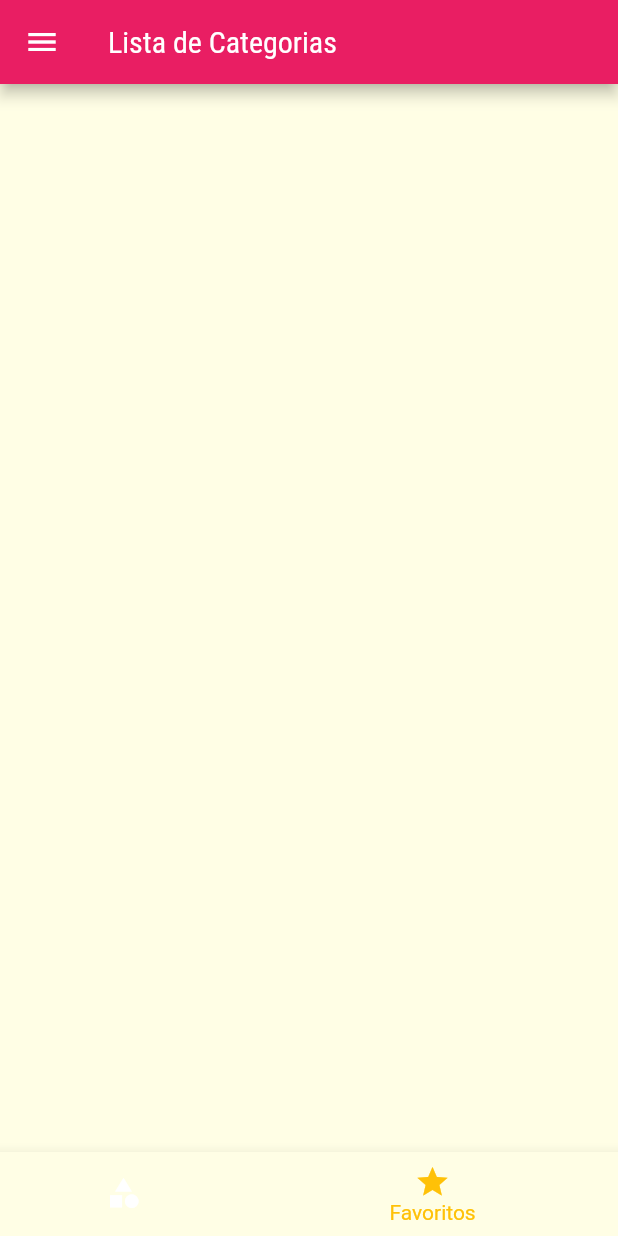
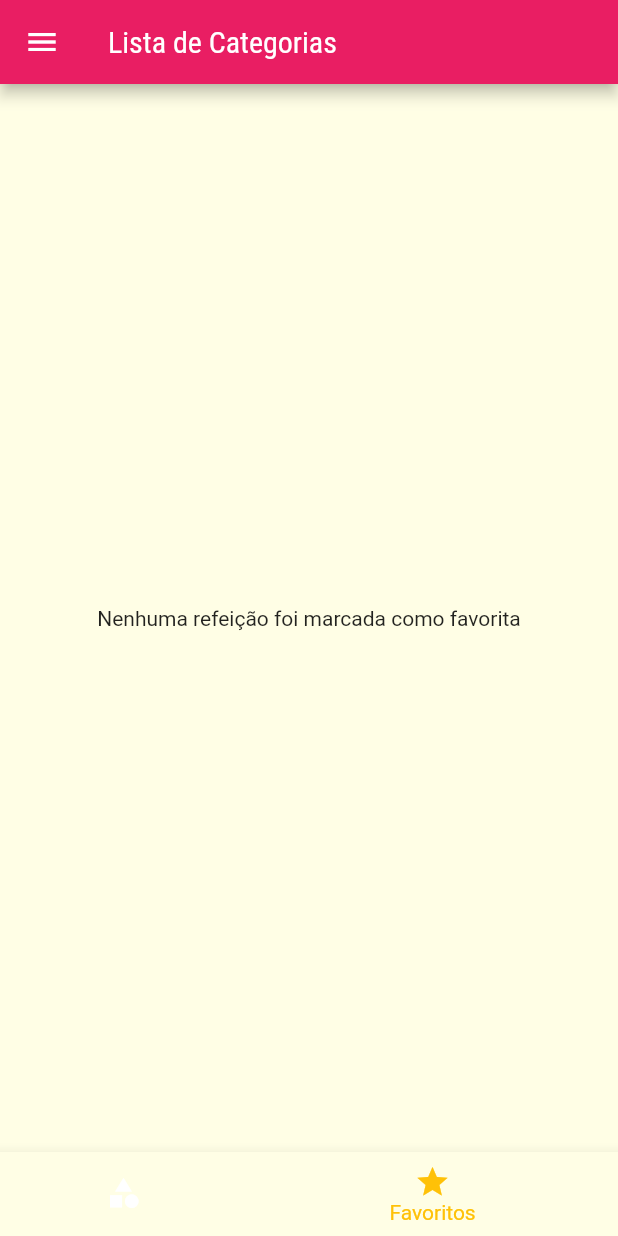
Before and after one commit to 2Wesley2/MealsApp, a Flutter app: the screen it shows after launch, item 2 of the bottom bar chosen, on a phone screen of 412 x 824 dp. Run offline on Flutter 3.47's test engine with Material 2 defaults, Android fonts, the phone set to English and light mode, and no system bars.

Commit message:
Cria-se uma variável que contém uma lista vazia no estado global e um método que altera os valores dessa lista usando um setState, essa lista é passada via construtor para TabsScreens que é passado via construtor para FavoriteScreen e então renderiza na tela os items da lista

```diff
--- a/lib/main.dart
+++ b/lib/main.dart
@@ -24,6 +24,7 @@ class MealsApp extends StatefulWidget {
 class _MealsAppState extends State<MealsApp> {
   Settings settings = Settings();
   List<Meal> _availableMeals = dummyMeals;
+  List<Meal> _favoriteMeals = [];
 
   void _filterMeals(Settings settings) {
     setState(
@@ -47,6 +48,15 @@ class _MealsAppState extends State<MealsApp> {
   }
 
   @override
+  void _toggleFavorite(Meal meal) {
+    super.setState(() {
+      _favoriteMeals.contains(meal)
+          ? _favoriteMeals.remove(meal)
+          : _favoriteMeals.add(meal);
+    });
+  }
+
+  @override
   Widget build(BuildContext context) {
     return MaterialApp(
       title: 'Vamos Cozinhar?',
@@ -66,10 +76,10 @@ class _MealsAppState extends State<MealsApp> {
       ),
       initialRoute: '/',
       routes: {
-        AppRoutes.HOME: (ctx) => TabsScreen(),
+        AppRoutes.HOME: (ctx) => TabsScreen(_favoriteMeals),
         AppRoutes.CATEGORIES_MEALS: (ctx) =>
             CategoriesMealsScreen(_availableMeals),
-        AppRoutes.MEAL_DETAIL: (ctx) => MealDetailScreen(),
+        AppRoutes.MEAL_DETAIL: (ctx) => MealDetailScreen(_toggleFavorite),
         AppRoutes.SETTINGS: (ctx) => SettingsScreen(settings, _filterMeals),
       },
     );
--- a/lib/screens/favorite_screen.dart
+++ b/lib/screens/favorite_screen.dart
@@ -1,10 +1,20 @@
 import 'package:flutter/widgets.dart';
+import 'package:meals/components/meal_item.dart';
+import '../models/meal.dart';
 
 class FavoriteScreen extends StatelessWidget {
-  const FavoriteScreen({super.key});
-
+  final List<Meal> _favoriteMeals;
+  const FavoriteScreen(this._favoriteMeals);
   @override
   Widget build(BuildContext context) {
-    return Container();
+    return _favoriteMeals.isEmpty
+        ? const Center(
+            child: Text('Nenhuma refeição foi marcada como favorita'),
+          )
+        : ListView.builder(
+            itemCount: _favoriteMeals.length,
+            itemBuilder: (ctx, index) {
+              return MealItem(_favoriteMeals[index]);
+            });
   }
 }
--- a/lib/screens/tabs_screen.dart
+++ b/lib/screens/tabs_screen.dart
@@ -2,8 +2,11 @@ import 'package:flutter/material.dart';
 import 'favorite_screen.dart';
 import 'categories_screen.dart';
 import '../components/main_drawer.dart';
+import '../models/meal.dart';
 
 class TabsScreen extends StatefulWidget {
+  final List<Meal> _favoriteMeals;
+  TabsScreen(this._favoriteMeals, {Key? key}) : super(key: key);
   @override
   State<TabsScreen> createState() => _TabsScreenState();
 }
@@ -11,21 +14,27 @@ class TabsScreen extends StatefulWidget {
 class _TabsScreenState extends State<TabsScreen> {
   int _selectedScreenIndex = 0;
 
-  final List<Map<String, Object>> _screens = [
-    {
-      'title': 'Lista de Categorias',
-      'screen': const CategoriesScreen(),
-    },
-    {
-      'title': 'Lista de Categorias',
-      'screen': FavoriteScreen(),
-    },
-  ];
+  late List<Map<String, Object>> _screens;
 
   _selectScreen(int index) {
     setState(() {
       _selectedScreenIndex = index;
     });
+  }
+
+  @override
+  void initState() {
+    super.initState();
+    _screens = [
+      {
+        'title': 'Lista de Categorias',
+        'screen': const CategoriesScreen(),
+      },
+      {
+        'title': 'Lista de Categorias',
+        'screen': FavoriteScreen(widget._favoriteMeals),
+      },
+    ];
   }
 
   @override
```
Also changed, not shown: lib/screens/meal_detail_screen.dart (+6 -4 lines).
